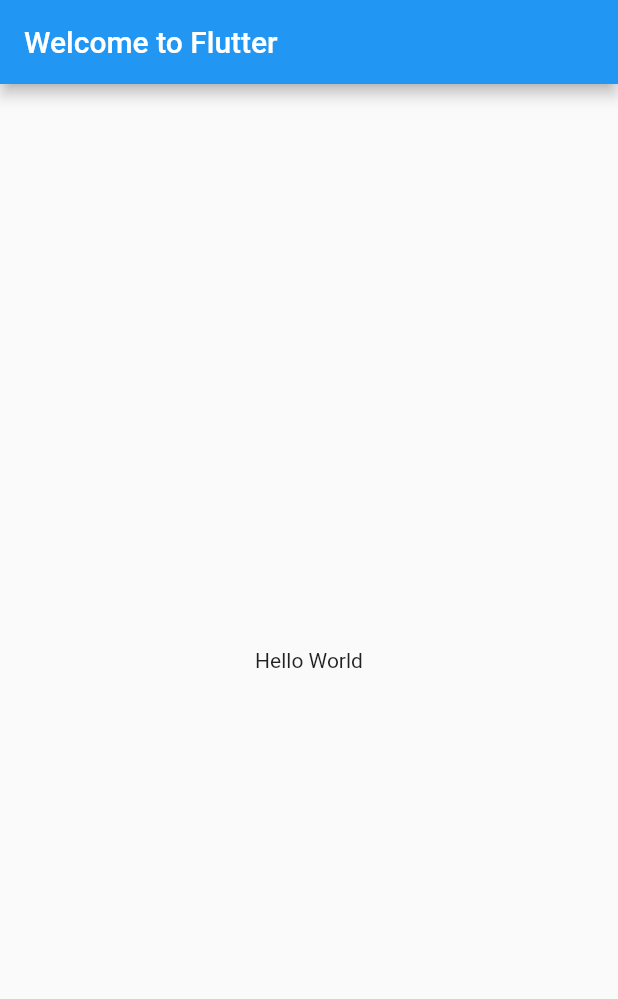
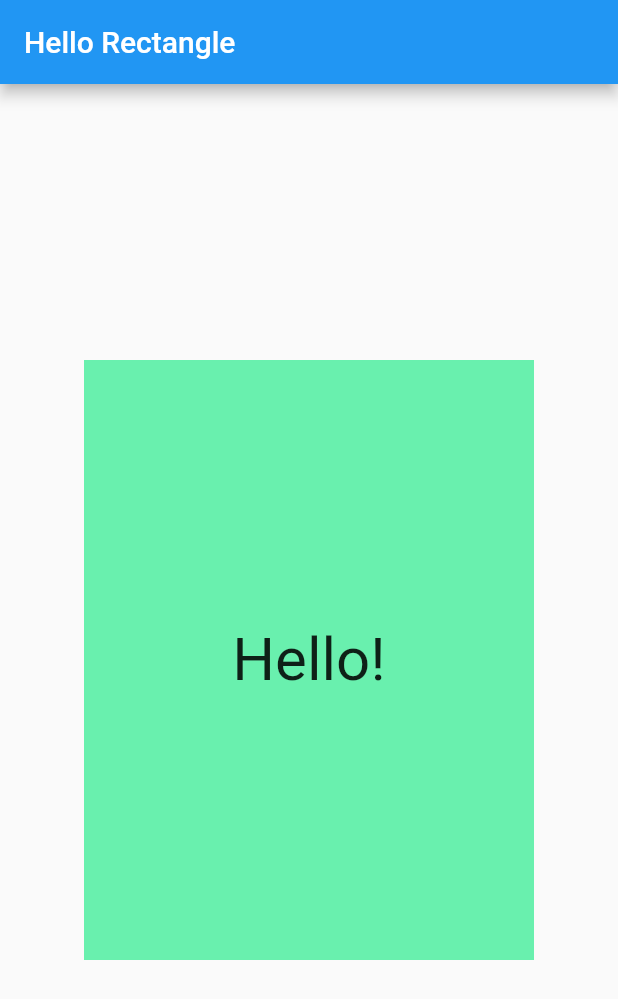
Before and after one commit to AlexandraDamaschin/FlutterBeginer, a Flutter app: the screen it shows after launch, on a phone screen of 412 x 824 dp. Shown: the top 999 px of the screen. Run offline on Flutter 3.47's test engine with Material 2 defaults, Android fonts, the phone set to English and light mode, and no system bars.

Commit message:
hello rectangle

```diff
--- a/hello_rectangle/lib/main.dart
+++ b/hello_rectangle/lib/main.dart
@@ -1,18 +1,34 @@
 import 'package:flutter/material.dart';
 
-void main() => runApp(new MyApp());
+void main() {
+  runApp(
+    MaterialApp(
+      debugShowCheckedModeBanner: false,
+      title: 'Hello Rectangle',
+      home: Scaffold(
+        appBar: AppBar(
+          title: Text('Hello Rectangle'),
+        ),
+        body: HelloRectangle(),
+      ),
+    ),
+  );
+}
 
-class MyApp extends StatelessWidget {
+class HelloRectangle extends StatelessWidget {
   @override
   Widget build(BuildContext context) {
-    return new MaterialApp(
-      title: 'Welcome to Flutter',
-      home: new Scaffold(
-        appBar: new AppBar(
-          title: new Text('Welcome to Flutter'),
-        ),
-        body: new Center(
-          child: new Text('Hello World'),
+    return Center(
+      child: Container(
+        color: Colors.greenAccent,
+        height: 400.0,
+        width: 300.0,
+        child: Center(
+          child: Text(
+            'Hello!',
+            style: TextStyle(fontSize: 40.0),
+            textAlign: TextAlign.center,
+          ),
         ),
       ),
     );
```
